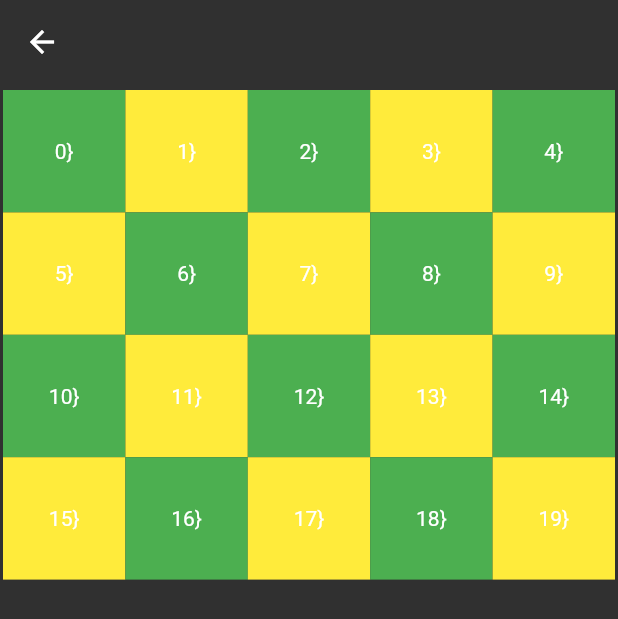
After one commit to ozgeakinci/flutter_work_file, a Flutter app: the GridViewLearn screen opened directly, on a phone screen of 412 x 824 dp. The commit adds this screen. Shown: the top 619 px of the screen. Run offline on Flutter 3.47's test engine with Material 2 defaults, Android fonts, the phone set to English and light mode, and no system bars; our stand-ins replace google_fonts.

Commit message:
container-gridview adding

```diff
--- /dev/null
+++ b/lib/101/gridview.dart
@@ -0,0 +1,24 @@
+import 'package:flutter/material.dart';
+
+class GridViewLearn extends StatelessWidget {
+  const GridViewLearn({Key? key}) : super(key: key);
+
+  @override
+  Widget build(BuildContext context) {
+    return Scaffold(
+      appBar: AppBar(),
+      body: GridView.builder(
+        padding: const EdgeInsets.symmetric(vertical: 4.0, horizontal: 2.0),
+        gridDelegate:
+            const SliverGridDelegateWithFixedCrossAxisCount(crossAxisCount: 5),
+        itemCount: 20,
+        itemBuilder: (context, index) {
+          return Container(
+            color: (index % 2 == 0) ? Colors.green : Colors.yellow,
+            child: Center(child: Text('$index}')),
+          );
+        },
+      ),
+    );
+  }
+}
--- a/lib/101/list_style_learn.dart
+++ b/lib/101/list_style_learn.dart
@@ -1,5 +1,5 @@
 import 'package:flutter/material.dart';
-import 'package:hardware_flutter/101/core/random_image.dart';
+import 'package:hardware_flutter/core/random_image.dart';
 
 class ListStyleLearn extends StatelessWidget {
   const ListStyleLearn({Key? key}) : super(key: key);
--- a/pubspec.yaml
+++ b/pubspec.yaml
@@ -35,6 +35,7 @@ dependencies:
   # The following adds the Cupertino Icons font to your application.
   # Use with the CupertinoIcons class for iOS style icons.
   cupertino_icons: ^1.0.2
+  google_fonts: ^6.1.0
 
 dev_dependencies:
   flutter_test:
```
Also changed, not shown: lib/101/column_row_learn.dart (+10 -1 lines), lib/101/container_tobeto.dart (added, +40 -0 lines), lib/101/stack_learn.dart (added, +13 -0 lines), lib/101/text_learn_view.dart (+5 -9 lines), lib/main.dart (+5 -2 lines), lib/core/random_image.dart (renamed from lib/101/core/random_image.dart), pubspec.lock, 8 other files.
